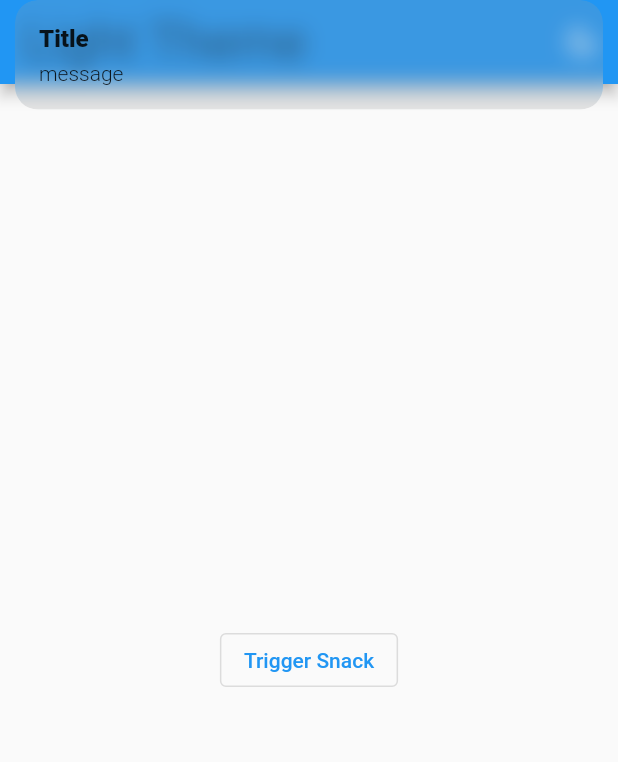
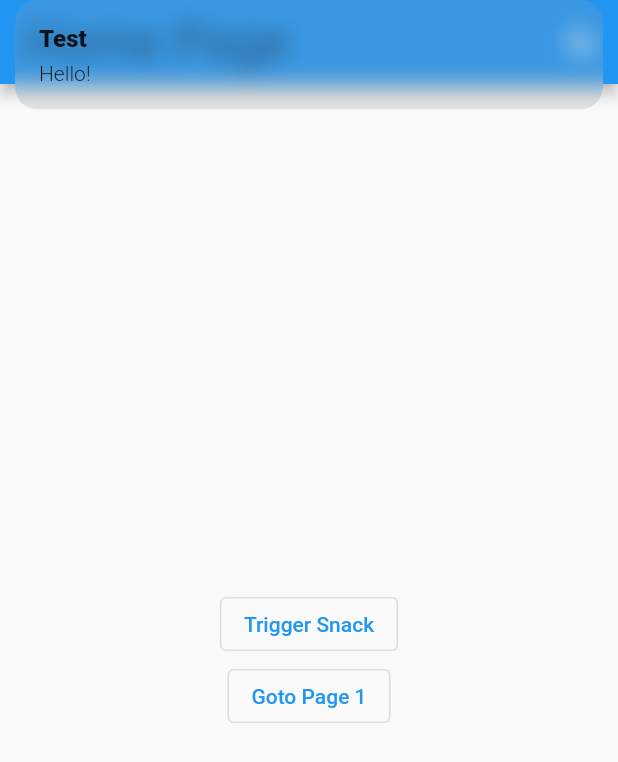
Before and after one commit to Alphaspiderman/Laundry-Tracker, a Flutter app: the screen it shows after launch, after a tap on "Trigger Snack", on a phone screen of 412 x 824 dp. Shown: the top 762 px of the screen. Run offline on Flutter 3.47's test engine with Material 2 defaults, Android fonts, the light colour scheme and no system bars; our stand-ins replace get.

Commit message:
Use Base Page to build home and 2nd page

```diff
--- a/lib/pages/homepage.dart
+++ b/lib/pages/homepage.dart
@@ -1,5 +1,6 @@
+import 'package:clothes_tracker/pages/base.dart';
+import 'package:clothes_tracker/pages/closet_page.dart';
 import 'package:flutter/material.dart';
-import 'package:flutter/services.dart';
 import 'package:get/get.dart';
 
 class HomePage extends StatelessWidget {
@@ -7,33 +8,26 @@ class HomePage extends StatelessWidget {
 
   @override
   Widget build(BuildContext context) {
-    return Scaffold(
-      appBar: AppBar(
-        systemOverlayStyle: Get.isDarkMode
-            ? SystemUiOverlayStyle.light
-            : SystemUiOverlayStyle.dark,
-        title: Text(
-          Get.isDarkMode ? 'Dark Theme' : 'Light Theme',
-          style: Theme.of(context).textTheme.headlineMedium,
-        ),
-        actions: [
-          IconButton(
-              onPressed: () {
-                Get.changeThemeMode(
-                    Get.isDarkMode ? ThemeMode.light : ThemeMode.dark);
-              },
-              icon: Icon(
-                  Get.isDarkMode ? Icons.dark_mode : Icons.dark_mode_outlined))
+    Widget body = Center(
+      child: Column(
+        mainAxisAlignment: MainAxisAlignment.center,
+        children: [
+          OutlinedButton(
+            onPressed: () {
+              Get.snackbar("Test", "Hello!");
+            },
+            child: const Text('Trigger Snack'),
+          ),
+          OutlinedButton(
+            onPressed: () {
+              Get.to(() => const ClosetPage());
+            },
+            child: const Text('Goto Page 1'),
+          ),
         ],
       ),
-      body: Center(
-        child: OutlinedButton(
-          onPressed: () {
-            Get.snackbar("Title", "message");
-          },
-          child: const Text('Trigger Snack'),
-        ),
-      ),
     );
+
+    return BasePage(title: "Home Page", body: body);
   }
 }
```
Also changed, not shown: lib/pages/closet_page.dart (added, +22 -0 lines).
